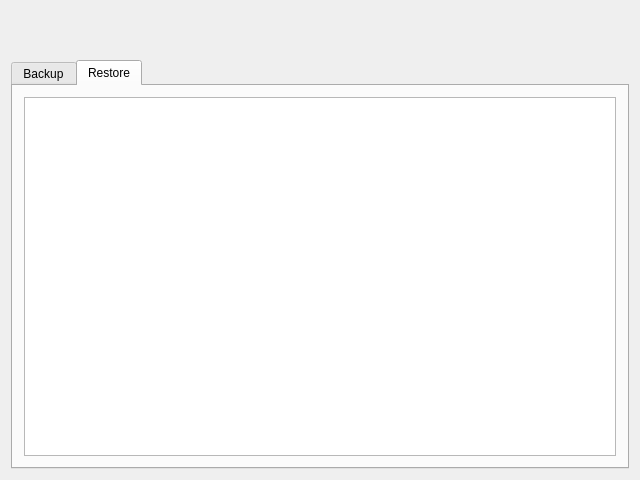
The window that mainwindow.ui (AppforallHQ/companion) describes before a commit, drawn with Qt 5.
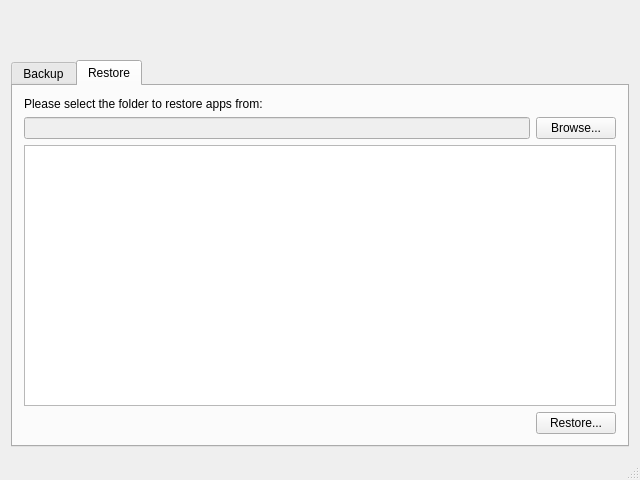
The same window after the commit. The open tabs and pages were chosen to show the change. Icons and pictures are not drawn.

Commit message: Restore functionality.

```diff
--- a/mainwindow.ui
+++ b/mainwindow.ui
@@ -173,7 +173,85 @@
        </attribute>
        <layout class="QVBoxLayout" name="verticalLayout_2">
         <item>
-         <widget class="QTableView" name="tableView"/>
+         <widget class="QLabel" name="label_4">
+          <property name="text">
+           <string>Please select the folder to restore apps from:</string>
+          </property>
+         </widget>
+        </item>
+        <item>
+         <layout class="QHBoxLayout" name="horizontalLayout_3">
+          <item alignment="Qt::AlignTop">
+           <widget class="QLineEdit" name="restoreDirLineEdit">
+            <property name="enabled">
+             <bool>false</bool>
+            </property>
+            <property name="clearButtonEnabled">
+             <bool>false</bool>
+            </property>
+           </widget>
+          </item>
+          <item alignment="Qt::AlignTop">
+           <widget class="QPushButton" name="restoreDirBrowseButton">
+            <property name="text">
+             <string>Browse...</string>
+            </property>
+           </widget>
+          </item>
+         </layout>
+        </item>
+        <item>
+         <widget class="QTableWidget" name="restoreFilesTableView">
+          <property name="frameShadow">
+           <enum>QFrame::Plain</enum>
+          </property>
+          <property name="editTriggers">
+           <set>QAbstractItemView::NoEditTriggers</set>
+          </property>
+          <property name="alternatingRowColors">
+           <bool>true</bool>
+          </property>
+          <property name="selectionMode">
+           <enum>QAbstractItemView::NoSelection</enum>
+          </property>
+          <property name="textElideMode">
+           <enum>Qt::ElideRight</enum>
+          </property>
+          <property name="gridStyle">
+           <enum>Qt::SolidLine</enum>
+          </property>
+          <property name="cornerButtonEnabled">
+           <bool>false</bool>
+          </property>
+          <property name="rowCount">
+           <number>0</number>
+          </property>
+          <property name="columnCount">
+           <number>0</number>
+          </property>
+          <attribute name="horizontalHeaderCascadingSectionResizes">
+           <bool>false</bool>
+          </attribute>
+          <attribute name="horizontalHeaderShowSortIndicator" stdset="0">
+           <bool>false</bool>
+          </attribute>
+          <attribute name="horizontalHeaderStretchLastSection">
+           <bool>true</bool>
+          </attribute>
+          <attribute name="verticalHeaderVisible">
+           <bool>false</bool>
+          </attribute>
+          <attribute name="verticalHeaderHighlightSections">
+           <bool>false</bool>
+          </attribute>
+         </widget>
+        </item>
+        <item alignment="Qt::AlignRight">
+         <widget class="QPushButton" name="restoreButton">
+          <property name="text">
+           <string>Restore...</string>
+          </property>
+         </widget>
         </item>
        </layout>
       </widget>
@@ -191,6 +269,7 @@
     </rect>
    </property>
   </widget>
+  <widget class="QStatusBar" name="statusBar"/>
   <action name="actionBackup">
    <property name="text">
     <string>Backup</string>
```
Left out of the diff: 2 changed lines with no effect on the pictures. The commit also changes 7 other files.
